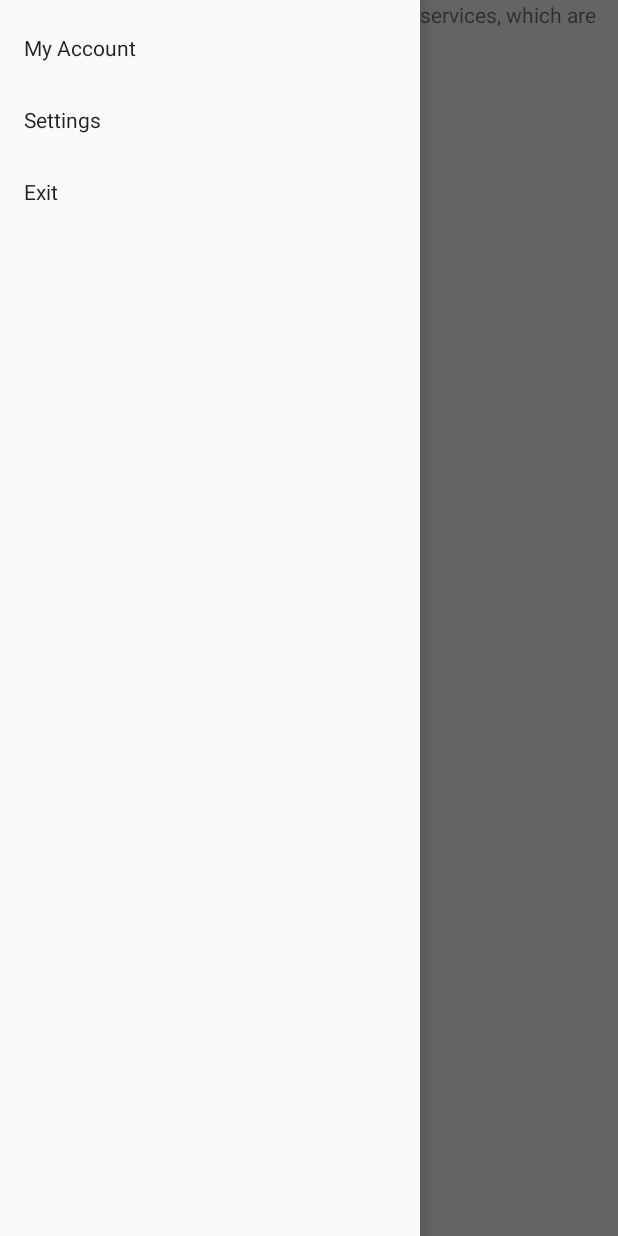
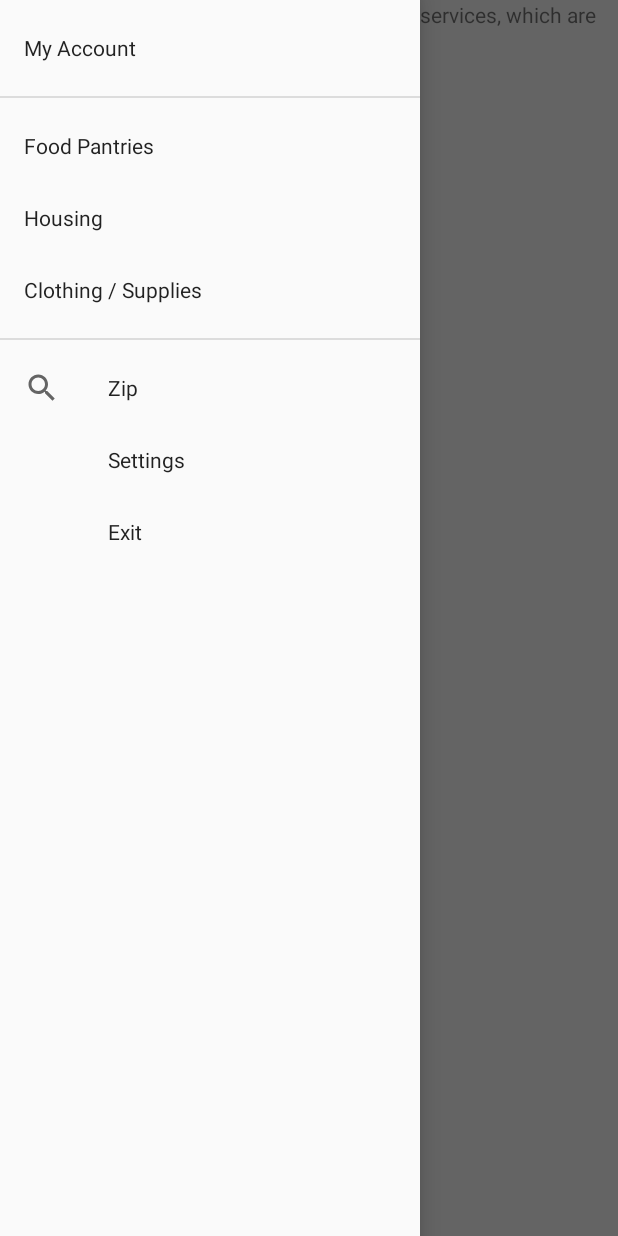
Before and after one commit to JoshuaSkurtu/ShelterSrcApp, an Android app: the map screen opened directly, with no data from a screen before it, with the side drawer open, on a phone screen of 412 x 824 dp. Run offline under Robolectric (Android 15) with nearby library versions, the phone set to English and light mode, and no system bars; network calls fail.

Commit message:
Added some menu items.

```diff
--- /dev/null
+++ b/app/src/main/res/drawable/ic_search_black_24dp.xml
@@ -0,0 +1,9 @@
+<vector xmlns:android="http://schemas.android.com/apk/res/android"
+        android:width="24dp"
+        android:height="24dp"
+        android:viewportWidth="24.0"
+        android:viewportHeight="24.0">
+    <path
+        android:fillColor="#FF000000"
+        android:pathData="M15.5,14h-0.79l-0.28,-0.27C15.41,12.59 16,11.11 16,9.5 16,5.91 13.09,3 9.5,3S3,5.91 3,9.5 5.91,16 9.5,16c1.61,0 3.09,-0.59 4.23,-1.57l0.27,0.28v0.79l5,4.99L20.49,19l-4.99,-5zM9.5,14C7.01,14 5,11.99 5,9.5S7.01,5 9.5,5 14,7.01 14,9.5 11.99,14 9.5,14z"/>
+</vector>
--- a/app/src/main/res/menu/navigation_menu.xml
+++ b/app/src/main/res/menu/navigation_menu.xml
@@ -1,7 +1,35 @@
 <?xml version="1.0" encoding="utf-8"?>
-<menu xmlns:android="http://schemas.android.com/apk/res/android">
+<menu xmlns:app="http://schemas.android.com/apk/res-auto"
+    xmlns:android="http://schemas.android.com/apk/res/android">
     <item android:id="@+id/nav_account"
         android:title ="My Account" />
+    <group android:id="@+id/gFilters"
+        android:visible="true"
+        android:enabled="true">
+        <item android:title="Food Pantries"
+            android:id="@+id/mFoodPantries"
+            android:checkable="true"
+            android:enabled="true"
+            android:visible="true" />
+        <item android:title="Housing"
+            android:id="@+id/mHousing"
+            android:checkable="true"
+            android:enabled="true"
+            android:visible="true" />
+        <item android:title="Clothing / Supplies"
+            android:id="@+id/mClothingSupplies"
+            android:checkable="true"
+            android:enabled="true"
+            android:visible="true" />
+    </group>
+    <item
+        android:id="@+id/zip_search"
+        android:actionViewClass="android.support.v7.widget.SearchView"
+        android:icon="@drawable/ic_search_black_24dp"
+        android:title="Zip"
+        android:visible="true"
+        android:checkable="false"
+        android:enabled="true" />
     <item android:id="@+id/nav_settings"
         android:title ="Settings" />
     <item android:id="@+id/nav_exit"
```
